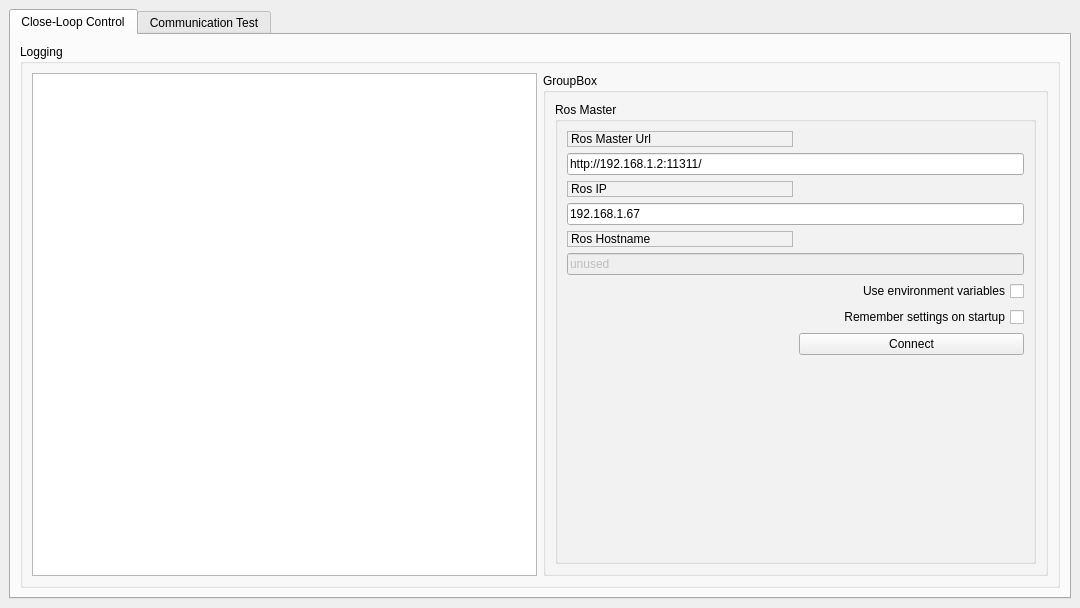
The window that ui/main_window.ui (zhangyl34/lio_servo) describes before a commit, drawn with Qt 5.
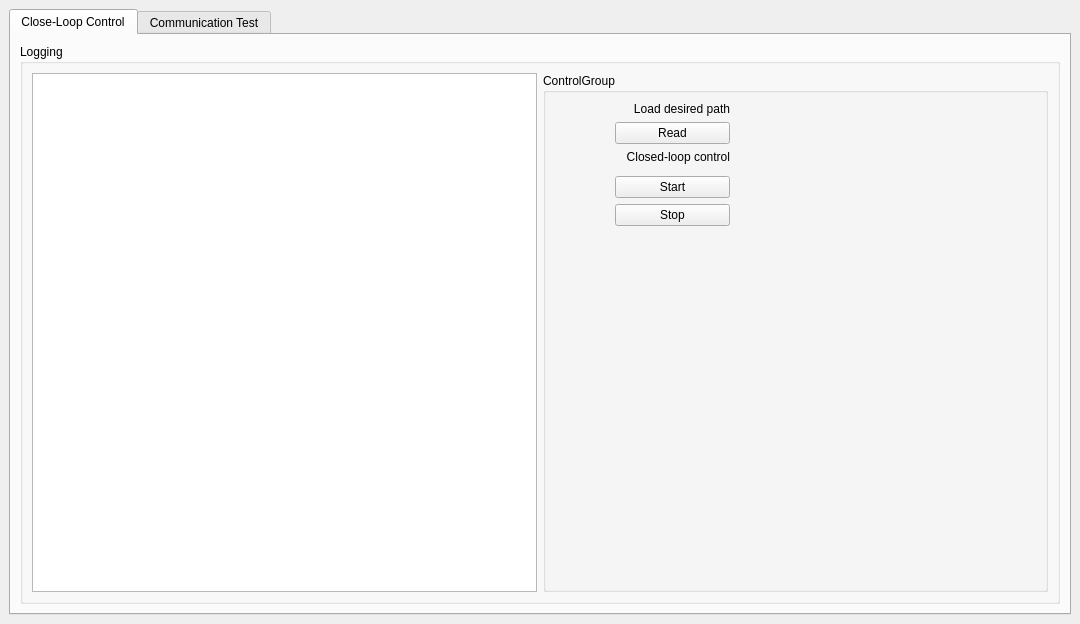
The same window after the commit. The open tabs and pages were chosen to show the change. Icons and pictures are not drawn.

What changed in the file:
```diff
--- a/ui/main_window.ui
+++ b/ui/main_window.ui
@@ -7,9 +7,15 @@
     <x>0</x>
     <y>0</y>
     <width>1080</width>
-    <height>608</height>
+    <height>624</height>
    </rect>
   </property>
+  <property name="sizePolicy">
+   <sizepolicy hsizetype="Fixed" vsizetype="Fixed">
+    <horstretch>0</horstretch>
+    <verstretch>0</verstretch>
+   </sizepolicy>
+  </property>
   <property name="windowTitle">
    <string>QRosApp</string>
   </property>
@@ -59,158 +65,136 @@
            <string>Logging</string>
           </property>
           <layout class="QGridLayout" name="gridLayout_3">
-           <item row="0" column="0">
-            <widget class="QListView" name="view_logging"/>
-           </item>
            <item row="0" column="1">
-            <widget class="QGroupBox" name="groupBox">
+            <widget class="QGroupBox" name="groupBox1_2">
+             <property name="sizePolicy">
+              <sizepolicy hsizetype="Preferred" vsizetype="Expanding">
+               <horstretch>0</horstretch>
+               <verstretch>0</verstretch>
+              </sizepolicy>
+             </property>
              <property name="title">
-              <string>GroupBox</string>
+              <string>ControlGroup</string>
              </property>
-             <layout class="QVBoxLayout" name="verticalLayout_4">
-              <item>
-               <widget class="QGroupBox" name="groupBox_2">
-                <property name="title">
-                 <string>Ros Master</string>
+             <layout class="QGridLayout" name="gridLayout">
+              <item row="2" column="1" colspan="2">
+               <widget class="QLabel" name="label1_2">
+                <property name="text">
+                 <string>Closed-loop control</string>
                 </property>
-                <layout class="QGridLayout" name="gridLayout">
-                 <item row="3" column="0" colspan="2">
-                  <widget class="QLineEdit" name="line_edit_host">
-                   <property name="text">
-                    <string>192.168.1.67</string>
-                   </property>
-                  </widget>
-                 </item>
-                 <item row="2" column="0">
-                  <widget class="QLabel" name="label_2">
-                   <property name="frameShape">
-                    <enum>QFrame::StyledPanel</enum>
-                   </property>
-                   <property name="frameShadow">
-                    <enum>QFrame::Raised</enum>
-                   </property>
-                   <property name="text">
-                    <string>Ros IP</string>
-                   </property>
-                  </widget>
-                 </item>
-                 <item row="6" column="0" colspan="2">
-                  <widget class="QCheckBox" name="checkbox_use_environment">
-                   <property name="layoutDirection">
-                    <enum>Qt::RightToLeft</enum>
-                   </property>
-                   <property name="text">
-                    <string>Use environment variables</string>
-                   </property>
-                  </widget>
-                 </item>
-                 <item row="4" column="0">
-                  <widget class="QLabel" name="label_3">
-                   <property name="frameShape">
-                    <enum>QFrame::StyledPanel</enum>
-                   </property>
-                   <property name="frameShadow">
-                    <enum>QFrame::Raised</enum>
-                   </property>
-                   <property name="text">
-                    <string>Ros Hostname</string>
-                   </property>
-                  </widget>
-                 </item>
-                 <item row="10" column="0">
-                  <spacer name="verticalSpacer">
-                   <property name="orientation">
-                    <enum>Qt::Vertical</enum>
-                   </property>
-                   <property name="sizeHint" stdset="0">
-                    <size>
-                     <width>20</width>
-                     <height>40</height>
-                    </size>
-                   </property>
-                  </spacer>
-                 </item>
-                 <item row="0" column="0">
-                  <widget class="QLabel" name="label">
-                   <property name="frameShape">
-                    <enum>QFrame::StyledPanel</enum>
-                   </property>
-                   <property name="frameShadow">
-                    <enum>QFrame::Raised</enum>
-                   </property>
-                   <property name="text">
-                    <string>Ros Master Url</string>
-                   </property>
-                  </widget>
-                 </item>
-                 <item row="5" column="0" colspan="2">
-                  <widget class="QLineEdit" name="line_edit_topic">
-                   <property name="enabled">
-                    <bool>false</bool>
-                   </property>
-                   <property name="text">
-                    <string>unused</string>
-                   </property>
-                  </widget>
-                 </item>
-                 <item row="1" column="0" colspan="2">
-                  <widget class="QLineEdit" name="line_edit_master">
-                   <property name="text">
-                    <string>http://192.168.1.2:11311/</string>
-                   </property>
-                  </widget>
-                 </item>
-                 <item row="9" column="1">
-                  <widget class="QPushButton" name="button_connect">
-                   <property name="enabled">
-                    <bool>true</bool>
-                   </property>
-                   <property name="sizePolicy">
-                    <sizepolicy hsizetype="MinimumExpanding" vsizetype="Fixed">
-                     <horstretch>0</horstretch>
-                     <verstretch>0</verstretch>
-                    </sizepolicy>
-                   </property>
-                   <property name="toolTip">
-                    <string>Set the target to the current joint trajectory state.</string>
-                   </property>
-                   <property name="statusTip">
-                    <string>Clear all waypoints and set the target to the current joint trajectory state.</string>
-                   </property>
-                   <property name="text">
-                    <string>Connect</string>
-                   </property>
-                  </widget>
-                 </item>
-                 <item row="7" column="0" colspan="2">
-                  <widget class="QCheckBox" name="checkbox_remember_settings">
-                   <property name="layoutDirection">
-                    <enum>Qt::RightToLeft</enum>
-                   </property>
-                   <property name="text">
-                    <string>Remember settings on startup</string>
-                   </property>
-                  </widget>
-                 </item>
-                 <item row="9" column="0">
-                  <spacer name="horizontalSpacer">
-                   <property name="orientation">
-                    <enum>Qt::Horizontal</enum>
-                   </property>
-                   <property name="sizeHint" stdset="0">
-                    <size>
-                     <width>170</width>
-                     <height>21</height>
-                    </size>
-                   </property>
-                  </spacer>
-                 </item>
-                </layout>
+                <property name="alignment">
+                 <set>Qt::AlignRight|Qt::AlignTrailing|Qt::AlignVCenter</set>
+                </property>
                </widget>
               </item>
+              <item row="0" column="3" rowspan="7">
+               <widget class="QLabel" name="label1_3">
+                <property name="enabled">
+                 <bool>true</bool>
+                </property>
+                <property name="sizePolicy">
+                 <sizepolicy hsizetype="Minimum" vsizetype="Minimum">
+                  <horstretch>0</horstretch>
+                  <verstretch>0</verstretch>
+                 </sizepolicy>
+                </property>
+                <property name="minimumSize">
+                 <size>
+                  <width>300</width>
+                  <height>350</height>
+                 </size>
+                </property>
+                <property name="text">
+                 <string/>
+                </property>
+               </widget>
+              </item>
+              <item row="0" column="1" colspan="2">
+               <widget class="QLabel" name="label1_1">
+                <property name="text">
+                 <string>Load desired path</string>
+                </property>
+                <property name="alignment">
+                 <set>Qt::AlignRight|Qt::AlignTrailing|Qt::AlignVCenter</set>
+                </property>
+               </widget>
+              </item>
+              <item row="1" column="1" colspan="2">
+               <widget class="QPushButton" name="button1_readPath">
+                <property name="text">
+                 <string>Read</string>
+                </property>
+               </widget>
+              </item>
+              <item row="1" column="0">
+               <spacer name="horizontalSpacer1">
+                <property name="orientation">
+                 <enum>Qt::Horizontal</enum>
+                </property>
+                <property name="sizeType">
+                 <enum>QSizePolicy::Preferred</enum>
+                </property>
+                <property name="sizeHint" stdset="0">
+                 <size>
+                  <width>40</width>
+                  <height>20</height>
+                 </size>
+                </property>
+               </spacer>
+              </item>
+              <item row="4" column="1" colspan="2">
+               <widget class="QPushButton" name="button1_startTest">
+                <property name="text">
+                 <string>Start</string>
+                </property>
+               </widget>
+              </item>
+              <item row="5" column="1" colspan="2">
+               <widget class="QPushButton" name="button1_stopTest">
+                <property name="text">
+                 <string>Stop</string>
+                </property>
+               </widget>
+              </item>
+              <item row="6" column="0" colspan="3">
+               <spacer name="verticalSpacer1_1">
+                <property name="orientation">
+                 <enum>Qt::Vertical</enum>
+                </property>
+                <property name="sizeHint" stdset="0">
+                 <size>
+                  <width>20</width>
+                  <height>40</height>
+                 </size>
+                </property>
+               </spacer>
+              </item>
+              <item row="10" column="0" colspan="4">
+               <spacer name="verticalSpacer1_2">
+                <property name="orientation">
+                 <enum>Qt::Vertical</enum>
+                </property>
+                <property name="sizeHint" stdset="0">
+                 <size>
+                  <width>20</width>
+                  <height>40</height>
+                 </size>
+                </property>
+               </spacer>
+              </item>
              </layout>
             </widget>
            </item>
+           <item row="0" column="0">
+            <widget class="QListView" name="listView1">
+             <property name="sizePolicy">
+              <sizepolicy hsizetype="Preferred" vsizetype="Expanding">
+               <horstretch>0</horstretch>
+               <verstretch>0</verstretch>
+              </sizepolicy>
+             </property>
+            </widget>
+           </item>
           </layout>
          </widget>
         </item>
```
Left out of the diff: 130 changed lines with no effect on the pictures.
